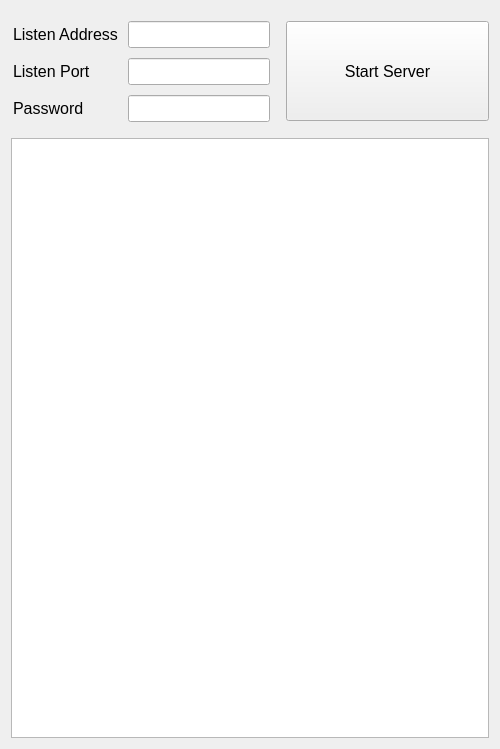
Old version of the form ui/launcher.ui in the repository maxtorm12138/acc-engineer-server.
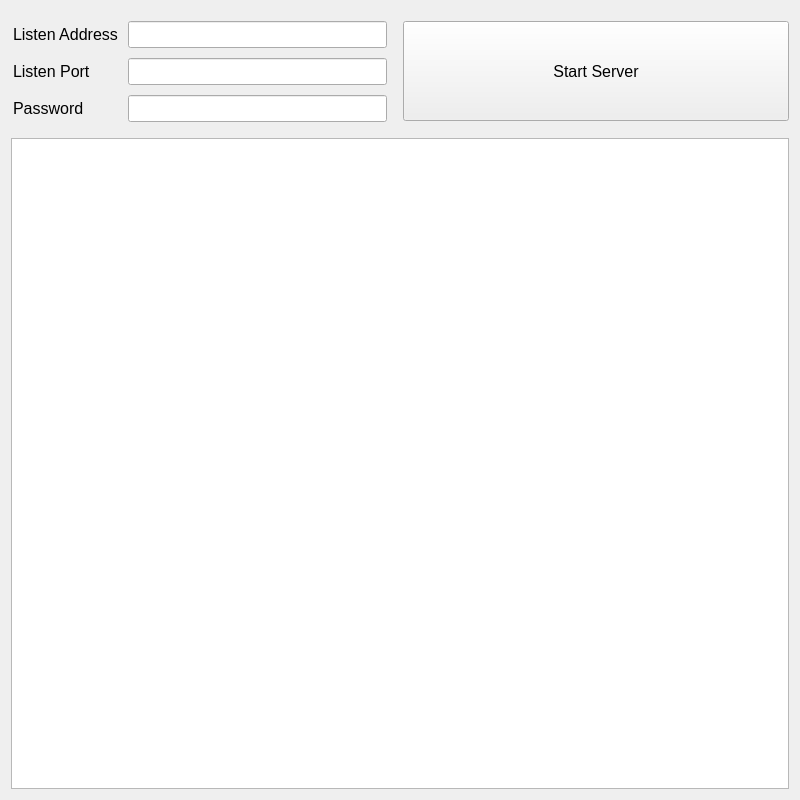
New version of the form.

Patch:
```diff
--- a/ui/launcher.ui
+++ b/ui/launcher.ui
@@ -6,8 +6,8 @@
             <rect>
                 <x>0</x>
                 <y>0</y>
-                <width>500</width>
-                <height>749</height>
+    <width>800</width>
+    <height>800</height>
             </rect>
         </property>
         <property name="sizePolicy">
@@ -154,6 +154,9 @@
             </item>
             <item row="1" column="0">
                 <widget class="QTextEdit" name="LogTextEdit">
+     <property name="styleSheet">
+      <string notr="true">font-size = 10px</string>
+     </property>
                     <property name="readOnly">
                         <bool>true</bool>
                     </property>
```
Lines whose indentation alone changed are shown as unchanged.
